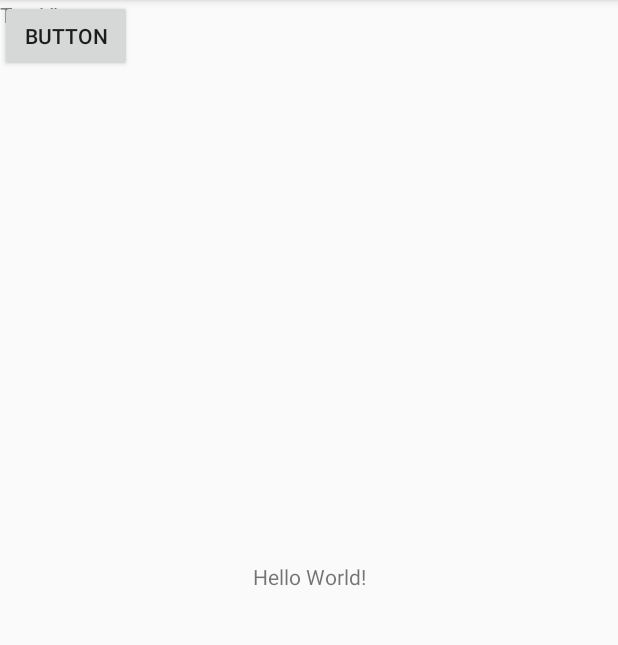
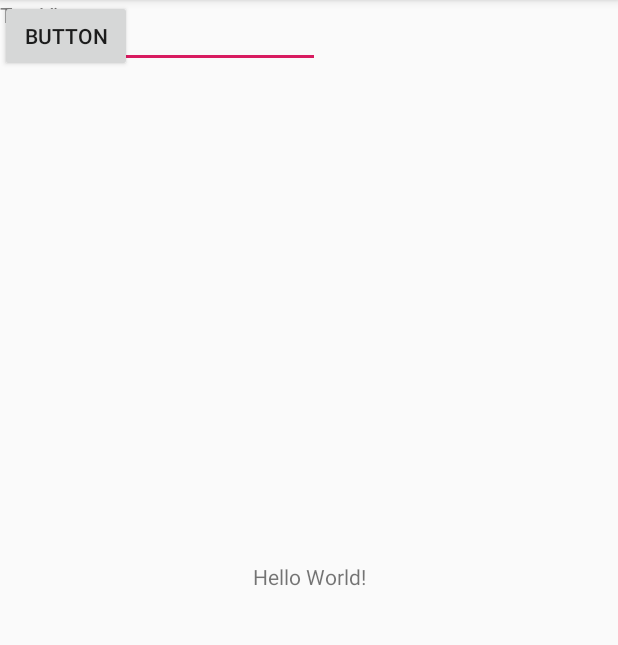
Before and after one commit to Amitkumar371996/MyApplication2, an Android app: the screen it shows after launch (MainActivity), on a phone screen of 412 x 824 dp, the part 84-729 px from its top. Run offline under Robolectric (Android 15) with nearby library versions, the phone set to English and light mode, and no system bars.

```diff
--- a/app/src/main/res/layout/content_main.xml
+++ b/app/src/main/res/layout/content_main.xml
@@ -33,4 +33,13 @@
         tools:layout_editor_absoluteX="79dp"
         tools:layout_editor_absoluteY="126dp" />
 
+    <EditText
+        android:id="@+id/editText"
+        android:layout_width="wrap_content"
+        android:layout_height="wrap_content"
+        android:ems="10"
+        android:inputType="textPassword"
+        tools:layout_editor_absoluteX="31dp"
+        tools:layout_editor_absoluteY="209dp" />
+
 </android.support.constraint.ConstraintLayout>
```
